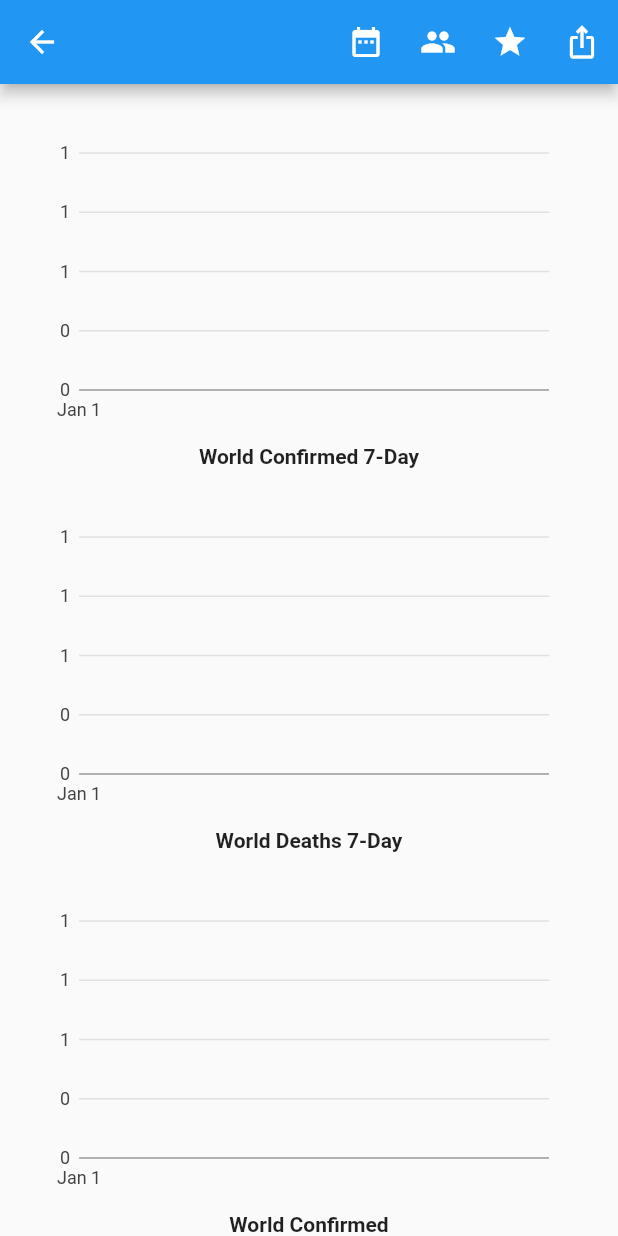
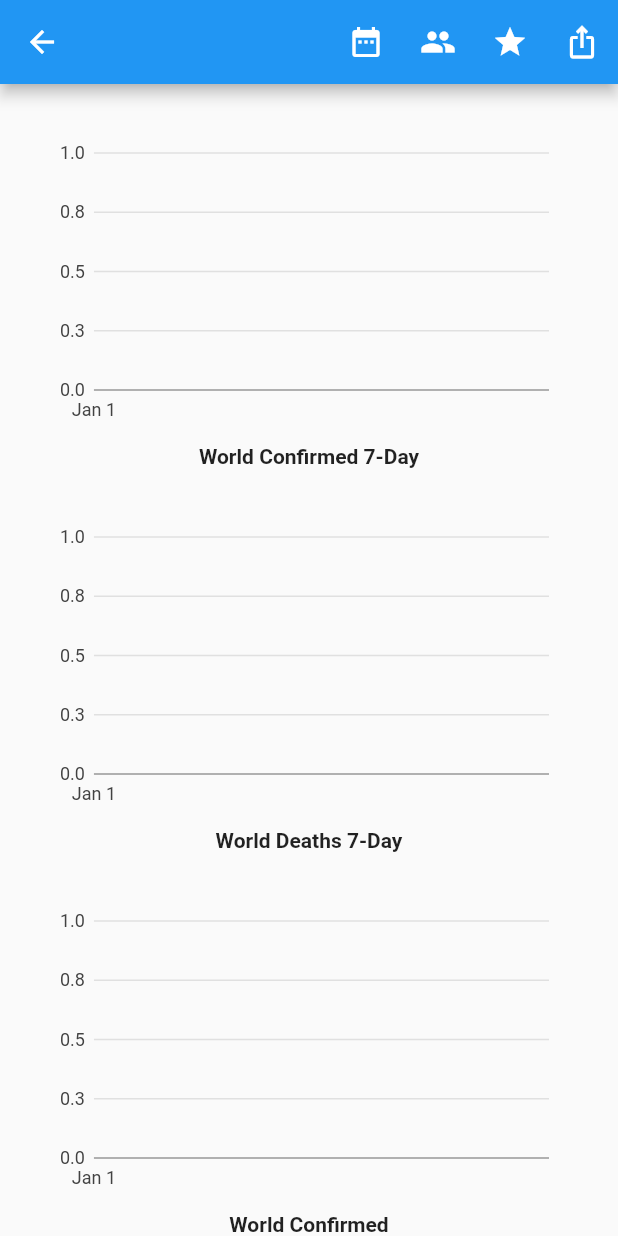
Before and after one commit to steveroe317/covid_trends, a Flutter app: the CovidChartGroupPage screen opened directly, on a phone screen of 412 x 824 dp. Run offline on Flutter 3.47's test engine with Material 2 defaults, Android fonts, the phone set to English and light mode, and no system bars; our stand-ins replace charts_flutter, cloud_firestore, firebase_auth, firebase_core, hex, share_plus and 1 more; accounts and stored records are empty; network calls fail.

Commit message:
Format numbers with decimal points.
DIfferent options for graph scales and
metric displays.

```diff
--- a/lib/models/admin_entity.dart
+++ b/lib/models/admin_entity.dart
@@ -19,6 +19,8 @@ class AdminEntity {
     'Deaths',
     'Deaths 7-Day'
   ];
+
+  List<String> get populationMetrics => _populationMetrics;
 
   AdminEntity.empty() : _path = <String>[];
 
@@ -247,8 +249,6 @@ class AdminEntity {
 
   bool get hasChildren => _childIndex.isNotEmpty;
 
-  List<String> get populationMetrics => _populationMetrics;
-
   bool childIndexContains(String name) {
     return _childIndex.containsKey(name);
   }
--- a/lib/widgets/covid_chart.dart
+++ b/lib/widgets/covid_chart.dart
@@ -2,11 +2,11 @@ import 'dart:math';
 
 import 'package:charts_flutter/flutter.dart' as charts;
 import 'package:flutter/material.dart';
-import 'package:intl/intl.dart';
 import 'package:provider/provider.dart';
 
 import '../models/covid_entities_page_model.dart';
 import '../models/covid_timeseries_model.dart';
+import 'metric_formatter.dart';
 
 class CovidChart extends StatelessWidget {
   final String seriesName;
@@ -55,19 +55,9 @@ class CovidChart extends StatelessWidget {
     }
 
     // Add optional tick formatter based on maximum chart data value.
-    var numberFormatString = '';
-    if (dataMaximum >= 10.0 || dataMaximum == 0.0) {
-      numberFormatString = '#0';
-    } else if (dataMaximum >= 1.0) {
-      numberFormatString = '#0.0';
-    } else if (dataMaximum >= 0.1) {
-      numberFormatString = '#0.00';
-    } else if (dataMaximum >= 0.01) {
-      numberFormatString = '#0.000';
-    }
     var dataFormatter =
         new charts.BasicNumericTickFormatterSpec.fromNumberFormat(
-            new NumberFormat(numberFormatString, 'en_US'));
+            MetricFormatter.doubleFormatter(dataMaximum / 10.0));
 
     // Add optional chart legend and title.
     List<charts.ChartBehavior<DateTime>>? chartBehaviors = [];
--- a/lib/widgets/covid_entities_list.dart
+++ b/lib/widgets/covid_entities_list.dart
@@ -1,3 +1,4 @@
+import 'package:covid_trends/widgets/metric_formatter.dart';
 import 'package:covid_trends/widgets/ui_parameters.dart';
 import 'package:flutter/foundation.dart';
 import 'package:flutter/material.dart';
@@ -225,6 +226,9 @@ class EntityListItem extends StatelessWidget {
     }
     var metricValue = _timeseriesModel.entitySortMetric(
         _path, displayMetric, _pageModel.per100k);
+    var numberFormatter = (_pageModel.per100k)
+        ? MetricFormatter.doubleFormatter(metricValue.abs(), graphScale: false)
+        : MetricFormatter.integerFormatter;
     return numberFormatter.format(metricValue);
   }
 }
--- /dev/null
+++ b/lib/widgets/metric_formatter.dart
@@ -0,0 +1,36 @@
+import 'package:intl/intl.dart';
+
+class MetricFormatter {
+  static final integerFormatter = NumberFormat('#,###');
+  static final doubleFormatter0 = NumberFormat('#0', 'en_US');
+  static final doubleFormatter1 = NumberFormat('#0.0', 'en_US');
+  static final doubleFormatter2 = NumberFormat('#0.00', 'en_US');
+  static final doubleFormatter3 = NumberFormat('#0.000', 'en_US');
+  static final doubleFormatter4 = NumberFormat('#0.0000', 'en_US');
+  static final doubleFormatter5 = NumberFormat('#0.00000', 'en_US');
+  static final doubleFormatter6 = NumberFormat('#0.000000', 'en_US');
+
+  static NumberFormat doubleFormatter(double scale, {graphScale = true}) {
+    if (scale == 0.0) {
+      if (graphScale) {
+        return doubleFormatter1;
+      } else {
+        return doubleFormatter0;
+      }
+    } else if (scale >= 1.0) {
+      return doubleFormatter0;
+    } else if (scale >= 0.1) {
+      return doubleFormatter1;
+    } else if (scale >= 0.01) {
+      return doubleFormatter2;
+    } else if (scale >= 0.001) {
+      return doubleFormatter3;
+    } else if (scale >= 0.0001) {
+      return doubleFormatter4;
+    } else if (scale >= 0.00001) {
+      return doubleFormatter5;
+    } else {
+      return doubleFormatter6;
+    }
+  }
+}
```
